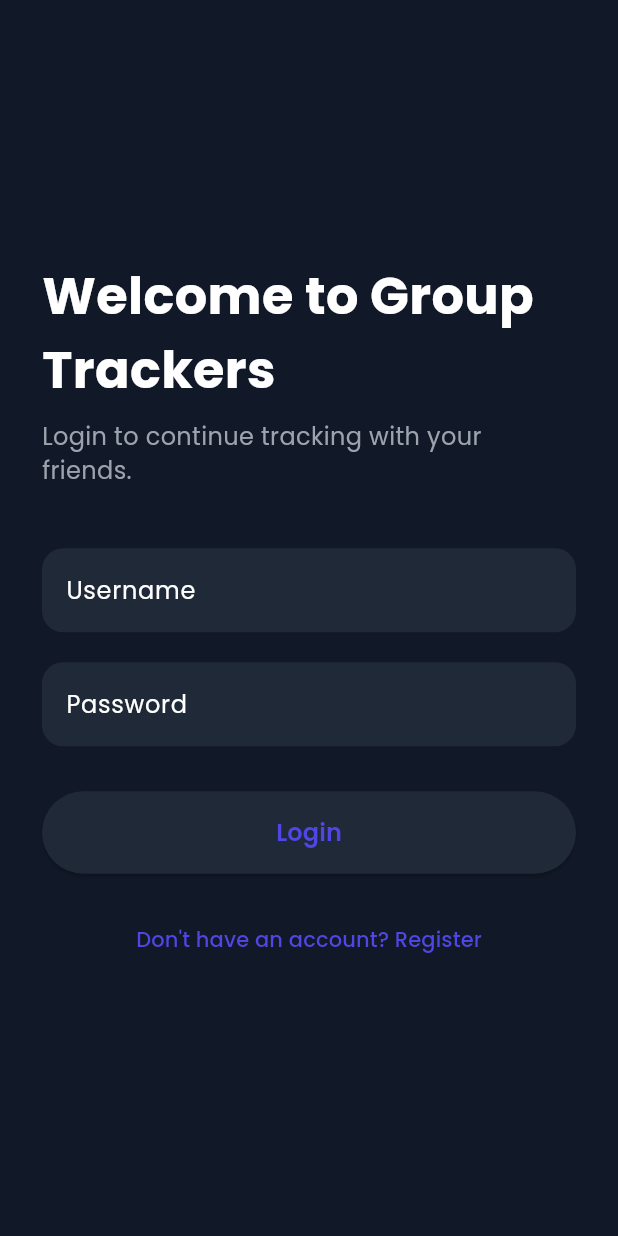
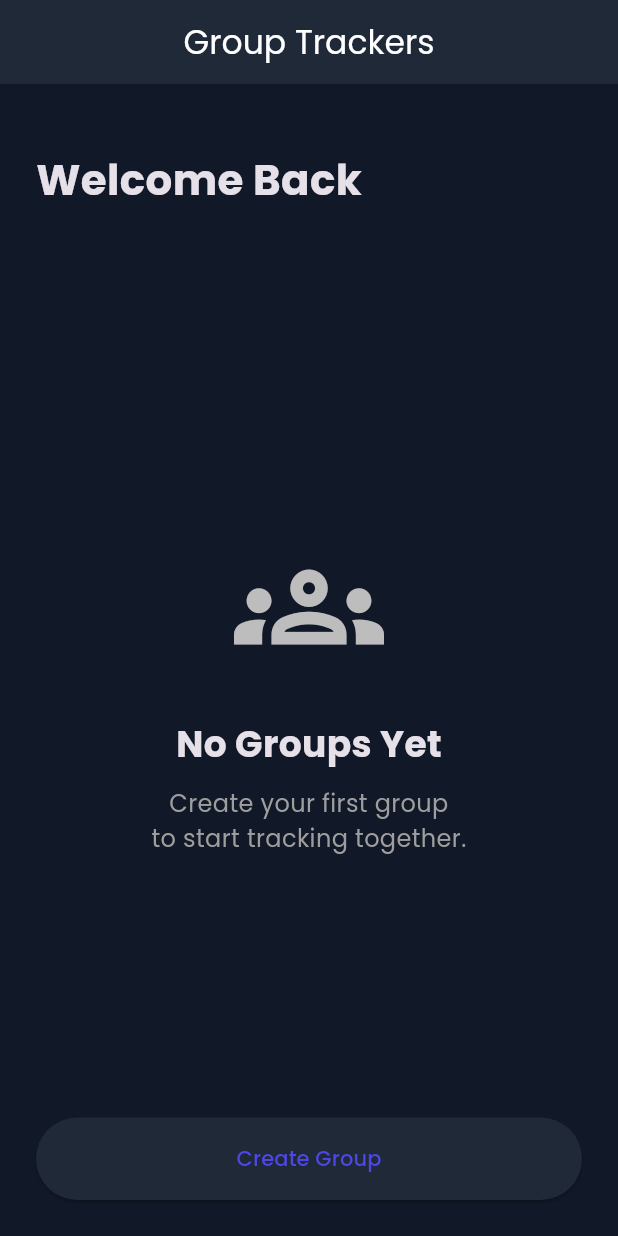
Before and after one commit to Renjendra/group-trackers, a Flutter app: the screen it shows after launch, after a tap on "Login", on a phone screen of 412 x 824 dp. Run offline on Flutter 3.47's test engine with Material 3 defaults, Android fonts, the phone set to English and light mode, and no system bars; our stand-ins replace google_fonts.

Commit message:
feat: implement create group page and local group list

```diff
--- a/lib/features/auth/login_page.dart
+++ b/lib/features/auth/login_page.dart
@@ -5,7 +5,12 @@ import '../../core/constants/app_colors.dart';
 import 'register_page.dart';
 
 import '../../shared/widgets/app_text_field.dart';
+
 import '../../shared/widgets/primary_button.dart';
+
+import '../home/home_page.dart';
+
+
 
 class LoginPage extends StatelessWidget {
   const LoginPage({super.key});
@@ -61,8 +66,15 @@ class LoginPage extends StatelessWidget {
                 height: 55,
                 child: PrimaryButton(
                   text: "Login",
-                  onPressed: () {},
-                ),
+                  onPressed: () {
+                    Navigator.pushReplacement(
+                      context,
+                      MaterialPageRoute(
+                        builder: (_) => const HomePage(),
+                      ),
+                    );
+                  },
+                )
               ),
 
               const SizedBox(height: 20),
--- /dev/null
+++ b/lib/features/home/home_page.dart
@@ -0,0 +1,115 @@
+import 'package:flutter/material.dart';
+
+import '../group/create_group_page.dart';
+
+class HomePage extends StatefulWidget {
+  const HomePage({super.key});
+
+  @override
+  State<HomePage> createState() => _HomePageState();
+}
+
+class _HomePageState extends State<HomePage> {
+  final List<String> groups = [];
+
+  @override
+  Widget build(BuildContext context) {
+    return Scaffold(
+      appBar: AppBar(
+        title: const Text("Group Trackers"),
+        centerTitle: true,
+      ),
+      body: SafeArea(
+        child: Padding(
+          padding: const EdgeInsets.all(24),
+          child: Column(
+            crossAxisAlignment: CrossAxisAlignment.start,
+            children: [
+              const SizedBox(height: 20),
+
+              const Text(
+                "Welcome Back",
+                style: TextStyle(
+                  fontSize: 28,
+                  fontWeight: FontWeight.bold,
+                ),
+              ),
+
+              const SizedBox(height: 40),
+
+              Expanded(
+                child: groups.isEmpty
+                    ? Center(
+                        child: Column(
+                          mainAxisAlignment: MainAxisAlignment.center,
+                          children: [
+                            Icon(
+                              Icons.groups_outlined,
+                              size: 100,
+                              color: Colors.grey.shade400,
+                            ),
+                            const SizedBox(height: 24),
+                            const Text(
+                              "No Groups Yet",
+                              style: TextStyle(
+                                fontSize: 24,
+                                fontWeight: FontWeight.bold,
+                              ),
+                            ),
+                            const SizedBox(height: 12),
+                            const Text(
+                              "Create your first group\nto start tracking together.",
+                              textAlign: TextAlign.center,
+                              style: TextStyle(
+                                fontSize: 16,
+                                color: Colors.grey,
+                              ),
+                            ),
+                          ],
+                        ),
+                      )
+                    : ListView.builder(
+                        itemCount: groups.length,
+                        itemBuilder: (context, index) {
+                          return Card(
+                            margin: const EdgeInsets.only(bottom: 12),
+                            child: ListTile(
+                              leading: const Icon(Icons.groups),
+                              title: Text(groups[index]),
+                              subtitle: const Text("1 Member"),
+                              trailing: const Icon(Icons.arrow_forward_ios),
+                            ),
+                          );
+                        },
+                      ),
+              ),
+
+              SizedBox(
+                width: double.infinity,
+                height: 55,
+                child: ElevatedButton(
+                  onPressed: () async {
+                    final result = await Navigator.push(
+                      context,
+                      MaterialPageRoute(
+                        builder: (context) => const CreateGroupPage(),
+                      ),
+                    );
+
+                    if (result != null &&
+                        result.toString().trim().isNotEmpty) {
+                      setState(() {
+                        groups.add(result.toString().trim());
+                      });
+                    }
+                  },
+                  child: const Text("Create Group"),
+                ),
+              ),
+            ],
+          ),
+        ),
+      ),
+    );
+  }
+}
--- a/pubspec.yaml
+++ b/pubspec.yaml
@@ -35,6 +35,9 @@ dependencies:
   # Use with the CupertinoIcons class for iOS style icons.
   cupertino_icons: ^1.0.8
   google_fonts: ^6.3.2
+  firebase_core: ^4.1.0
+  firebase_auth: ^6.0.1
+  cloud_firestore: ^6.0.1
 
 dev_dependencies:
   flutter_test:
```
Also changed, not shown: lib/features/group/create_group_page.dart (added, +55 -0 lines), pubspec.lock, 6 other files.
